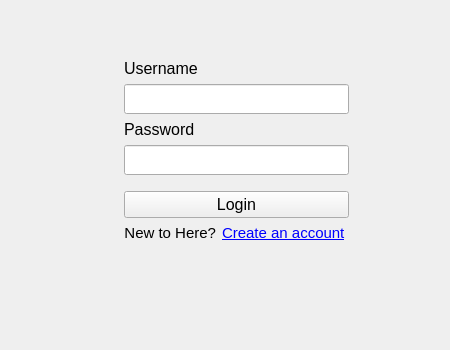
First picture: the form in UI/login.ui, repository jack41402/Networking-Final, before the edit.
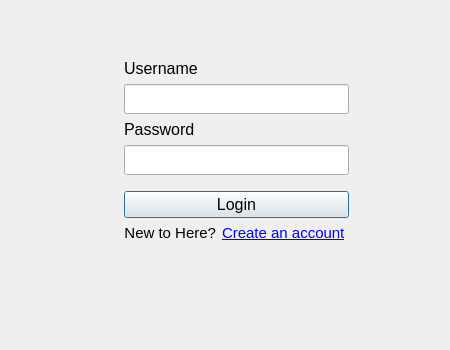
Second picture: the form after the edit.

```diff
--- a/UI/login.ui
+++ b/UI/login.ui
@@ -124,6 +124,9 @@
        <property name="text">
         <string>Login</string>
        </property>
+       <property name="default">
+        <bool>true</bool>
+       </property>
       </widget>
      </item>
      <item>
```
Left out of the diff: 2 changed lines with no effect on the pictures.
